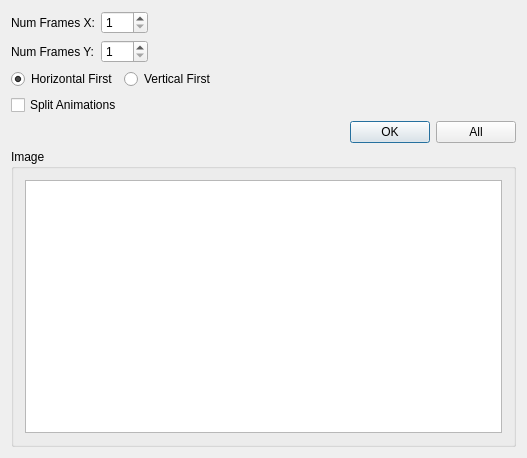
Before: the Qt Designer form importdialog.ui in meh2481/SpriteSheeter, drawn with Qt 5.
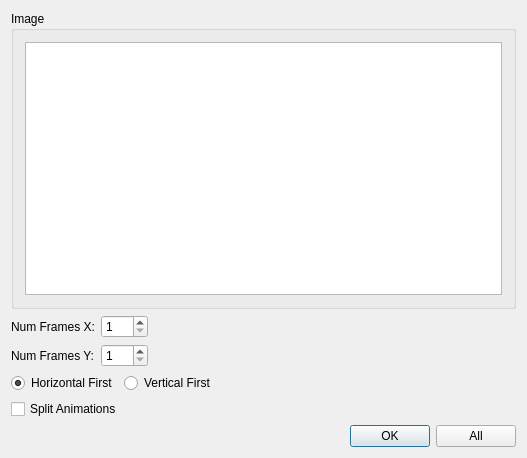
After: the same form once the commit is applied.

Commit message: (Hopefully) squashed crash bug when deleting non-existant frames

```diff
--- a/importdialog.ui
+++ b/importdialog.ui
@@ -33,6 +33,52 @@
        <property name="sizeConstraint">
         <enum>QLayout::SetMaximumSize</enum>
        </property>
+       <item>
+        <widget class="QGroupBox" name="groupBox">
+         <property name="sizePolicy">
+          <sizepolicy hsizetype="Preferred" vsizetype="Expanding">
+           <horstretch>0</horstretch>
+           <verstretch>0</verstretch>
+          </sizepolicy>
+         </property>
+         <property name="title">
+          <string>Image</string>
+         </property>
+         <layout class="QGridLayout" name="gridLayout">
+          <property name="sizeConstraint">
+           <enum>QLayout::SetMaximumSize</enum>
+          </property>
+          <item row="0" column="0">
+           <widget class="QGraphicsView" name="imagePreview">
+            <property name="sizePolicy">
+             <sizepolicy hsizetype="Preferred" vsizetype="Preferred">
+              <horstretch>5</horstretch>
+              <verstretch>0</verstretch>
+             </sizepolicy>
+            </property>
+            <property name="minimumSize">
+             <size>
+              <width>400</width>
+              <height>0</height>
+             </size>
+            </property>
+            <property name="baseSize">
+             <size>
+              <width>0</width>
+              <height>0</height>
+             </size>
+            </property>
+            <property name="toolTip">
+             <string/>
+            </property>
+            <property name="dragMode">
+             <enum>QGraphicsView::NoDrag</enum>
+            </property>
+           </widget>
+          </item>
+         </layout>
+        </widget>
+       </item>
        <item>
         <layout class="QHBoxLayout" name="horizontalLayout_2">
          <property name="sizeConstraint">
@@ -232,52 +278,6 @@
          </item>
         </layout>
        </item>
-       <item>
-        <widget class="QGroupBox" name="groupBox">
-         <property name="sizePolicy">
-          <sizepolicy hsizetype="Preferred" vsizetype="Expanding">
-           <horstretch>0</horstretch>
-           <verstretch>0</verstretch>
-          </sizepolicy>
-         </property>
-         <property name="title">
-          <string>Image</string>
-         </property>
-         <layout class="QGridLayout" name="gridLayout">
-          <property name="sizeConstraint">
-           <enum>QLayout::SetMaximumSize</enum>
-          </property>
-          <item row="0" column="0">
-           <widget class="QGraphicsView" name="imagePreview">
-            <property name="sizePolicy">
-             <sizepolicy hsizetype="Preferred" vsizetype="Preferred">
-              <horstretch>5</horstretch>
-              <verstretch>0</verstretch>
-             </sizepolicy>
-            </property>
-            <property name="minimumSize">
-             <size>
-              <width>400</width>
-              <height>0</height>
-             </size>
-            </property>
-            <property name="baseSize">
-             <size>
-              <width>0</width>
-              <height>0</height>
-             </size>
-            </property>
-            <property name="toolTip">
-             <string/>
-            </property>
-            <property name="dragMode">
-             <enum>QGraphicsView::NoDrag</enum>
-            </property>
-           </widget>
-          </item>
-         </layout>
-        </widget>
-       </item>
       </layout>
      </item>
     </layout>
```
The commit also changes 2 other files.
